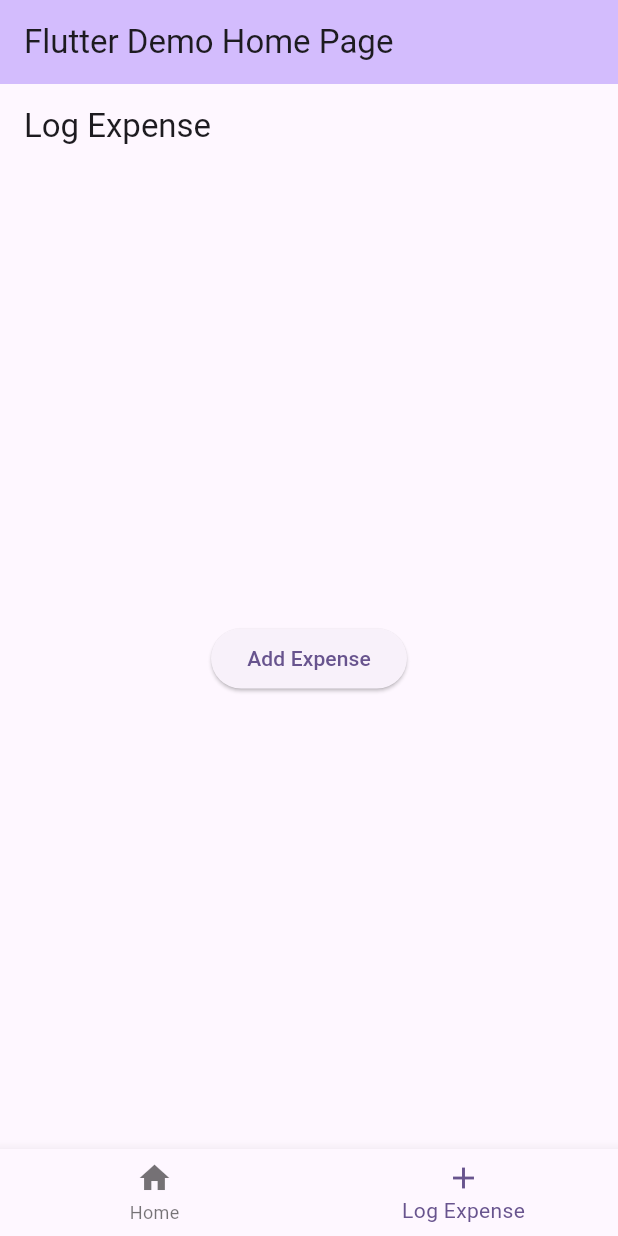
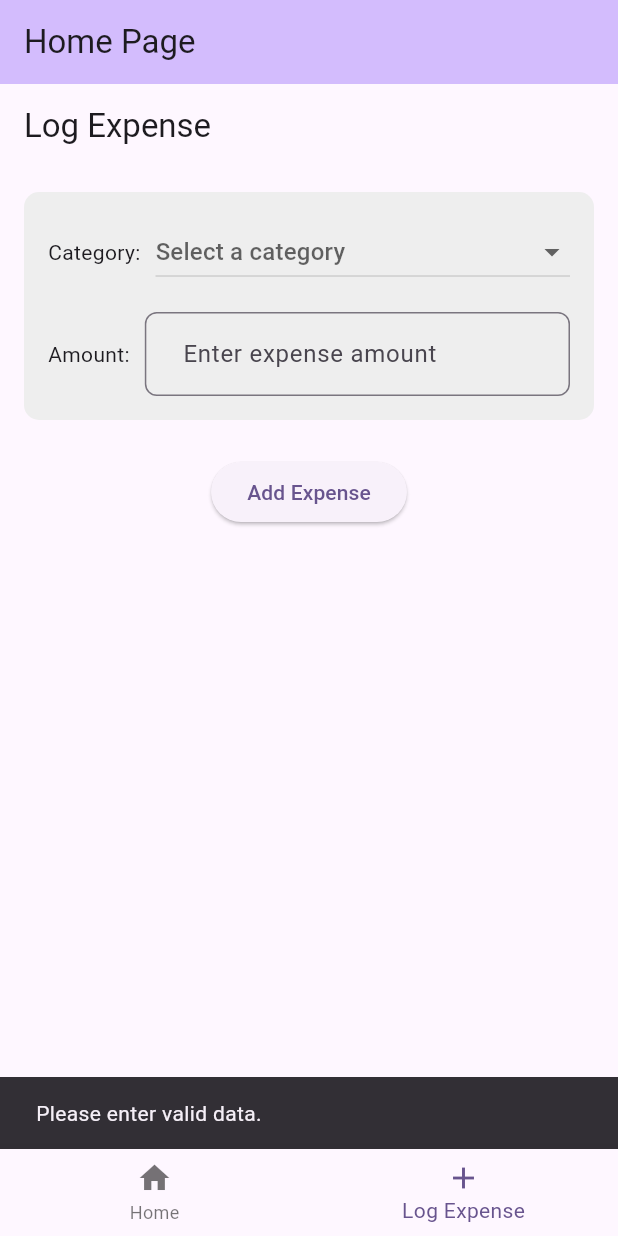
Before and after one commit to mcintyrema/BudgetBuddy, a Flutter app: the screen it shows after launch, item 2 of the bottom bar chosen, after a tap on "Add Expense", on a phone screen of 412 x 824 dp. Run offline on Flutter 3.47's test engine with Material 3 defaults, Android fonts, the phone set to English and light mode, and no system bars; our stand-ins replace shared_preferences.

Commit message:
added two rows

```diff
--- a/budget_buddy_proj/lib/main.dart
+++ b/budget_buddy_proj/lib/main.dart
@@ -5,7 +5,6 @@
 
 void main() {
   runApp(
-    // const MyApp()
      ChangeNotifierProvider(
       create: (context) => LogExpenseViewModel(),
       child: const MyApp(),
@@ -25,7 +24,7 @@
         colorScheme: ColorScheme.fromSeed(seedColor: Colors.deepPurple),
         useMaterial3: true,
       ),
-      home: const MyHomePage(title: 'Flutter Demo Home Page'),
+      home: const MyHomePage(title: 'Home Page'),
     );
   }
 }
@@ -102,10 +101,6 @@
     return Center(
       child: Column(
         mainAxisAlignment: MainAxisAlignment.center,
-        children: <Widget>[
-          const Text('You have pushed the button this many times:'),
-          // You can keep your counter or any other widget here
-        ],
       ),
     );
   }
--- a/budget_buddy_proj/lib/view/log_expense_view.dart
+++ b/budget_buddy_proj/lib/view/log_expense_view.dart
@@ -2,24 +2,125 @@ import 'package:budget_buddy_proj/view_model/log_expense_view_model.dart';
 import 'package:flutter/material.dart';
 import 'package:provider/provider.dart';
 
-class LogExpenseView extends StatelessWidget {
+class LogExpenseView extends StatefulWidget {
   const LogExpenseView({Key? key}) : super(key: key);
 
   @override
+  State<LogExpenseView> createState() => _LogExpenseViewState();
+}
+
+class _LogExpenseViewState extends State<LogExpenseView> {
+  final TextEditingController amountController = TextEditingController();
+
+  // List of expense categories
+  final List<String> expenseCategories = [
+    'Food',
+    'Transportation',
+    'Entertainment',
+    'Utilities',
+    'Health',
+    'Shopping',
+    'Other'
+  ];
+
+  // Selected category for the dropdown
+  String? selectedCategory;
+
+  @override
   Widget build(BuildContext context) {
-    final viewModel = Provider.of<LogExpenseViewModel>(context); // Access ViewModel
+    final viewModel = Provider.of<LogExpenseViewModel>(context);
+
+    // controllers for inputs
+    final TextEditingController categoryController = TextEditingController();
+    final TextEditingController amountController = TextEditingController();
 
     return Scaffold(
       appBar: AppBar(
         title: const Text('Log Expense'),
       ),
-      body: Center(
-        child: ElevatedButton(
-          onPressed: () {
-            // Example of adding an expense
-            viewModel.addExpense('Sample Expense', 50.0);
-          },
-          child: const Text('Add Expense'),
+      body: Padding(
+        padding: const EdgeInsets.all(16.0),
+        child: Column(
+          children: [
+            Container(
+              padding: const EdgeInsets.all(16.0),
+              decoration: BoxDecoration(
+                color: Colors.grey[200],
+                borderRadius: BorderRadius.circular(10),
+              ),
+              child: Column(
+                children: [
+                  Row(
+                    children: [
+                      const Text('Category:'),
+                      const SizedBox(width: 10),
+                      Expanded(
+                        child: DropdownButton<String>(
+                          value: selectedCategory,
+                          hint: const Text('Select a category'),
+                          isExpanded: true,
+                          items: expenseCategories.map((String category) {
+                            return DropdownMenuItem<String>(
+                              value: category,
+                              child: Text(category),
+                            );
+                          }).toList(),
+                          onChanged: (String? newValue) {
+                            setState(() {
+                              selectedCategory = newValue;
+                            });
+                          },
+                        ),
+                      ),
+                    ],
+                  ),
+                  const SizedBox(height: 16),
+                  Row(
+                    children: [
+                      const Text('Amount:'),
+                      const SizedBox(width: 10),
+                      Expanded(
+                        child: TextField(
+                          controller: amountController,
+                          keyboardType: TextInputType.numberWithOptions(decimal: true),
+                          decoration: InputDecoration(
+                            prefixText: '\$',
+                            border: OutlineInputBorder(
+                              borderRadius: BorderRadius.circular(8),
+                            ),
+                            hintText: 'Enter expense amount',
+                          ),
+                        ),
+                      ),
+                    ],
+                  ),
+                ],
+              ),
+            ),
+            const SizedBox(height: 24),
+            ElevatedButton(
+              onPressed: () {
+                // Retrieve text field values and add the expense
+                final String category = categoryController.text;
+                final double? amount = double.tryParse(amountController.text);
+
+                if (selectedCategory != null && amount != null) {
+                  viewModel.addExpense(category, amount);
+                  // Clear text fields after adding the expense
+                  categoryController.clear();
+                  amountController.clear();
+                  ScaffoldMessenger.of(context).showSnackBar(
+                    const SnackBar(content: Text('Expense added!')),
+                  );
+                } else {
+                  ScaffoldMessenger.of(context).showSnackBar(
+                    const SnackBar(content: Text('Please enter valid data.')),
+                  );
+                }
+              },
+              child: const Text('Add Expense'),
+            ),
+          ],
         ),
       ),
     );
```
